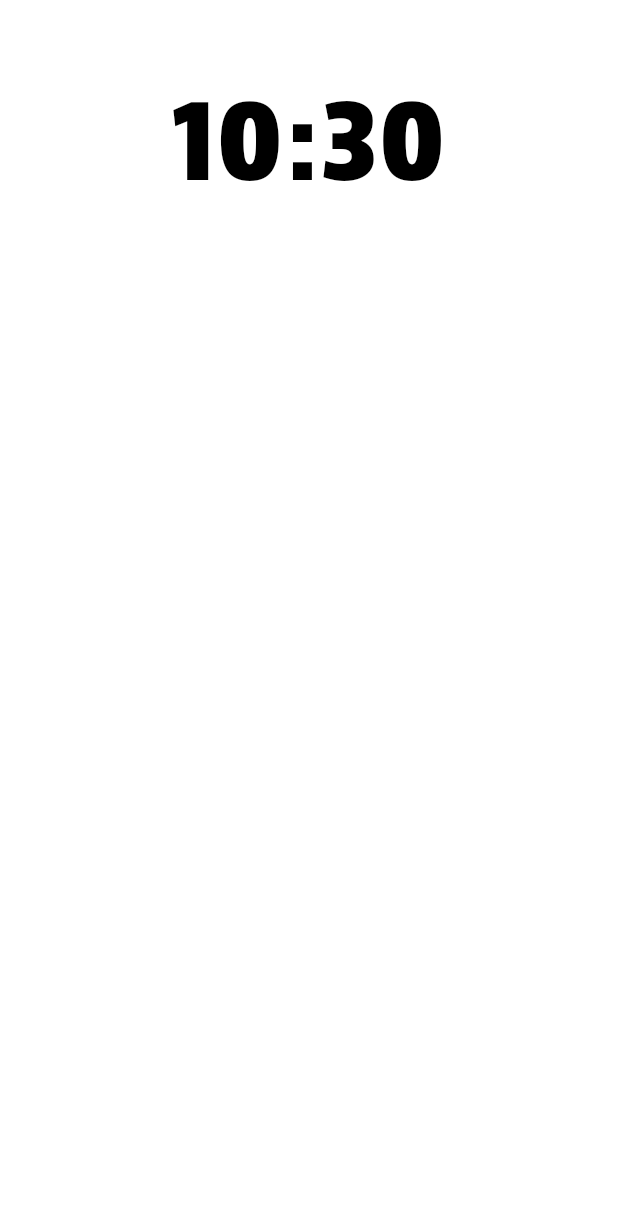
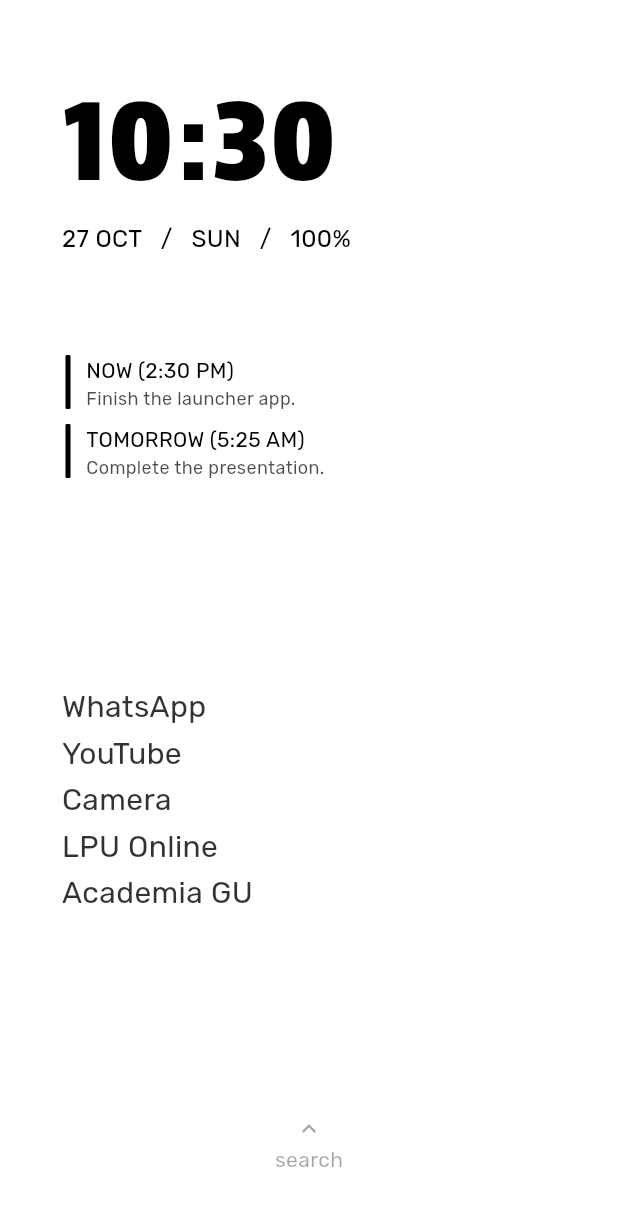
Before and after one commit to Merlinov/minimalauncher, a Flutter app: the screen it shows after launch, on a phone screen of 412 x 824 dp. Shown: the top 1206 px of the screen. Run offline on Flutter 3.47's test engine with Material 3 defaults, Android fonts, the phone set to English and light mode, and no system bars; our stand-ins replace battery_plus, flutter_colorpicker, shared_preferences; missing offline and left inert: flutter_alarm_clock.

Commit message:
Home Screen Layout

```diff
--- a/lib/main.dart
+++ b/lib/main.dart
@@ -2,7 +2,6 @@
 
 import 'package:flutter/material.dart';
 import 'package:flutter/services.dart';
-import 'package:flutter_alarm_clock/flutter_alarm_clock.dart';
 import 'package:minimalauncher/pages/home_page.dart';
 import 'package:minimalauncher/pages/left_screen.dart';
 import 'package:minimalauncher/pages/right_screen.dart';
@@ -22,7 +21,7 @@
 }
 
 class _LauncherState extends State<Launcher> {
-  bool showWallpaper = true;
+  bool showWallpaper = false;
   Color selectedColor = Colors.white;
 
   final PageController _pageController = PageController(initialPage: 1);
@@ -37,7 +36,7 @@
   _loadPreferences() async {
     SharedPreferences prefs = await SharedPreferences.getInstance();
     setState(() {
-      showWallpaper = prefs.getBool(prefsShowWallpaper) ?? true;
+      showWallpaper = prefs.getBool(prefsShowWallpaper) ?? false;
       int? colorValue = prefs.getInt(prefsSelectedColor);
       if (colorValue != null) {
         selectedColor = Color(colorValue);
@@ -47,6 +46,10 @@
 
   @override
   Widget build(BuildContext context) {
+    Brightness iconsBrightness =
+        ThemeData.estimateBrightnessForColor(selectedColor) == Brightness.dark
+            ? Brightness.light
+            : Brightness.dark;
     return MaterialApp(
       debugShowCheckedModeBanner: false,
       home: Scaffold(
@@ -57,7 +60,9 @@
           systemOverlayStyle: SystemUiOverlayStyle(
             systemNavigationBarColor:
                 showWallpaper ? Colors.transparent : selectedColor,
+            systemNavigationBarIconBrightness: iconsBrightness,
             statusBarColor: showWallpaper ? Colors.transparent : selectedColor,
+            statusBarIconBrightness: iconsBrightness,
           ),
         ),
         body: Builder(
@@ -68,7 +73,7 @@
                   // Swipe down
                   expandNotification();
                 } else if (details.primaryVelocity! < 0) {
-                  // TODO open search screen
+                  openAppDrawer(context);
                 }
               },
               onLongPress: () {
@@ -82,7 +87,6 @@
                 ).then((value) {
                   // Check if preferences have been changed
                   if (value == true) {
-                    print("yes");
                     setState(() {
                       _loadPreferences(); // Reload preferences to reflect changes in the clock
                     });
@@ -91,11 +95,10 @@
               },
               child: PageView(
                 controller: _pageController,
-                physics:
-                    CustomScrollPhysics(), // Apply custom physics for faster swiping
-                children: [
+                // physics: ,
+                children: const [
                   LeftScreen(),
-                  HomeScreen(), // Clock widget in HomeScreen
+                  HomeScreen(),
                   RightScreen(),
                 ],
               ),
@@ -103,6 +106,33 @@
           },
         ),
       ),
+    );
+  }
+
+  void openAppDrawer(BuildContext context) {
+    showModalBottomSheet<void>(
+      context: context,
+      backgroundColor: selectedColor,
+      isScrollControlled: true,
+      builder: (BuildContext context) {
+        return SizedBox(
+          child: Center(
+            child: Column(
+              mainAxisAlignment: MainAxisAlignment.center,
+              children: [
+                Text(
+                  'Apps',
+                  style: TextStyle(
+                    color: textColor,
+                    fontSize: 20,
+                    fontFamily: fontNormal,
+                  ),
+                ),
+              ],
+            ),
+          ),
+        );
+      },
     );
   }
 
@@ -117,25 +147,3 @@
 
   static const MethodChannel _channel = MethodChannel('main_channel');
 }
-
-// Custom Scroll Physics to reduce swipe drag resistance (faster)
-class CustomScrollPhysics extends ScrollPhysics {
-  const CustomScrollPhysics({ScrollPhysics? parent}) : super(parent: parent);
-
-  @override
-  CustomScrollPhysics applyTo(ScrollPhysics? ancestor) {
-    return CustomScrollPhysics(parent: buildParent(ancestor));
-  }
-
-  // Reduce drag to make the page swipe faster
-  @override
-  double get dragStartDistanceMotionThreshold => 0.1; // React faster to swipes
-
-  @override
-  double frictionFactor(double overscrollFraction) {
-    return 0.0001; // Less friction for quicker swipe
-  }
-
-  @override
-  double get minFlingVelocity => 700.0; // Adjust velocity threshold if needed
-}
--- a/lib/pages/home_page.dart
+++ b/lib/pages/home_page.dart
@@ -1,9 +1,14 @@
 // ignore_for_file: prefer_const_constructors
 
+import 'dart:async';
+
+import 'package:battery_plus/battery_plus.dart';
 import 'package:flutter/material.dart';
 import 'package:flutter_alarm_clock/flutter_alarm_clock.dart';
+import 'package:intl/intl.dart';
 import 'package:minimalauncher/variables/strings.dart';
 import 'package:shared_preferences/shared_preferences.dart';
+import 'package:url_launcher/url_launcher_string.dart';
 
 class HomeScreen extends StatefulWidget {
   const HomeScreen({super.key});
@@ -16,10 +21,30 @@ bool is24HourFormat = false;
 Color textColor = Colors.black;
 
 class _HomeScreenState extends State<HomeScreen> {
+  int _batteryLevel = 0;
+
+  late Timer refreshTimer;
+
   @override
   void initState() {
     super.initState();
+
+    _getBatteryPercentage();
+
+    refreshTimer = Timer.periodic(const Duration(seconds: 10), (timer) {
+      setState(() {
+        _getBatteryPercentage();
+      });
+    });
+
     _loadPreferences();
+  }
+
+  @override
+  void dispose() {
+    // cancel the timer when the widget is disposed
+    refreshTimer.cancel();
+    super.dispose();
   }
 
   // Load preferences from shared preferences
@@ -34,15 +59,195 @@ class _HomeScreenState extends State<HomeScreen> {
     });
   }
 
+  void _getBatteryPercentage() async {
+    int battery = await Battery().batteryLevel;
+
+    setState(() {
+      _batteryLevel = battery;
+    });
+  }
+
   @override
   Widget build(BuildContext context) {
     double screenHeight = MediaQuery.of(context).size.height;
 
     return Column(
+      crossAxisAlignment: CrossAxisAlignment.center,
       children: [
         SizedBox(height: screenHeight * 0.075),
         ClockWidget(),
+        SizedBox(height: screenHeight * 0.025),
+        statsWidget(),
+        SizedBox(height: screenHeight * 0.075),
+        events("NOW (2:30 PM)", "Finish the launcher app."),
+        events("TOMORROW (5:25 AM)", "Complete the presentation."),
+        Expanded(child: Container()),
+        homeScreenApps(),
+        Expanded(child: Container()),
+        searchWidget(),
+        SizedBox(height: screenHeight * 0.05),
       ],
+    );
+  }
+
+  Widget statsWidget() {
+    return SizedBox(
+      width: MediaQuery.of(context).size.width * 0.8,
+      child: GestureDetector(
+        onTap: () async {
+          const String url = 'content://com.android.calendar/time/';
+
+          if (await canLaunchUrlString(url)) {
+            await launchUrlString(url);
+          } else {
+            ScaffoldMessenger.of(context).showSnackBar(
+              const SnackBar(
+                content: Text('Could not launch calendar app.'),
+                duration: Duration(seconds: 2),
+                dismissDirection: DismissDirection.horizontal,
+              ),
+            );
+          }
+        },
+        child: Row(
+          mainAxisAlignment: MainAxisAlignment.start,
+          children: [
+            Text(
+              "${DateFormat.d().format(DateTime.now())} ${DateFormat.MMM().format(DateTime.now()).toUpperCase()}$homeStatsSeperator${DateFormat.E().format(DateTime.now()).toUpperCase()}$homeStatsSeperator$_batteryLevel%",
+              style: TextStyle(
+                color: textColor,
+                fontSize: 16,
+                fontFamily: fontNormal,
+              ),
+            )
+          ],
+        ),
+      ),
+    );
+  }
+
+  Widget events(String title, String desc) {
+    return SizedBox(
+      width: MediaQuery.of(context).size.width * 0.8,
+      child: Row(
+        children: [
+          Text(
+            "|",
+            style: TextStyle(
+              color: textColor,
+              fontSize: 32,
+              fontFamily: fontNormal,
+              fontWeight: FontWeight.w500,
+            ),
+          ),
+          SizedBox(width: 8.0),
+          Column(
+            crossAxisAlignment: CrossAxisAlignment.start,
+            children: [
+              Text(
+                title,
+                style: TextStyle(
+                  color: textColor,
+                  fontFamily: fontNormal,
+                  fontSize: 14.0,
+                ),
+              ),
+              Opacity(
+                opacity: 0.7,
+                child: Text(
+                  desc,
+                  style: TextStyle(
+                    color: textColor,
+                    fontFamily: fontNormal,
+                    fontSize: 12.0,
+                  ),
+                ),
+              ),
+            ],
+          ),
+        ],
+      ),
+    );
+  }
+
+  Widget homeScreenApps() {
+    return SizedBox(
+      width: MediaQuery.of(context).size.width * 0.8,
+      child: Opacity(
+        opacity: 0.8,
+        child: Column(
+          crossAxisAlignment: CrossAxisAlignment.start,
+          children: [
+            Text(
+              "WhatsApp",
+              style: TextStyle(
+                color: textColor,
+                fontSize: 20,
+                fontFamily: fontNormal,
+              ),
+            ),
+            Container(height: 2.0),
+            Text(
+              "YouTube",
+              style: TextStyle(
+                color: textColor,
+                fontSize: 20,
+                fontFamily: fontNormal,
+              ),
+            ),
+            Container(height: 2.0),
+            Text(
+              "Camera",
+              style: TextStyle(
+                color: textColor,
+                fontSize: 20,
+                fontFamily: fontNormal,
+              ),
+            ),
+            Container(height: 2.0),
+            Text(
+              "LPU Online",
+              style: TextStyle(
+                color: textColor,
+                fontSize: 20,
+                fontFamily: fontNormal,
+              ),
+            ),
+            Container(height: 2.0),
+            Text(
+              "Academia GU",
+              style: TextStyle(
+                color: textColor,
+                fontSize: 20,
+                fontFamily: fontNormal,
+              ),
+            ),
+          ],
+        ),
+      ),
+    );
+  }
+
+  Widget searchWidget() {
+    return Opacity(
+      opacity: 0.35,
+      child: Column(
+        children: [
+          Icon(
+            Icons.keyboard_arrow_up_rounded,
+            color: textColor,
+            size: 20,
+          ),
+          Text(
+            "search",
+            style: TextStyle(
+              color: textColor,
+              fontSize: 14,
+              fontFamily: fontNormal,
+            ),
+          ),
+        ],
+      ),
     );
   }
 }
@@ -53,12 +258,14 @@ class ClockWidget extends StatelessWidget {
 
   @override
   Widget build(BuildContext context) {
-    return StreamBuilder<int>(
+    return SizedBox(
+      width: MediaQuery.of(context).size.width * 0.8,
+      child: StreamBuilder<int>(
         stream: Stream.periodic(const Duration(seconds: 1), (i) => i),
         builder: (context, snapshot) {
           return Row(
             crossAxisAlignment: CrossAxisAlignment.end,
-          mainAxisAlignment: MainAxisAlignment.center,
+            mainAxisAlignment: MainAxisAlignment.start,
             children: [
               GestureDetector(
                 child: Text(
@@ -80,10 +287,7 @@ class ClockWidget extends StatelessWidget {
                   FlutterAlarmClock.showAlarms();
                 },
               ),
-            if (!is24HourFormat)
-              Container(
-                width: 5,
-              ),
+              if (!is24HourFormat) SizedBox(width: 5),
               if (!is24HourFormat)
                 Text(
                   getTimeAbbr(DateTime.now()),
@@ -98,6 +302,7 @@ class ClockWidget extends StatelessWidget {
             ],
           );
         },
+      ),
     );
   }
 
--- a/lib/pages/settings_page.dart
+++ b/lib/pages/settings_page.dart
@@ -61,6 +61,7 @@ class _SettingsPageState extends State<SettingsPage> {
         });
       },
       child: Scaffold(
+        backgroundColor: selectedColor,
         appBar: AppBar(
           title: Text(
             'Settings',
@@ -68,6 +69,7 @@ class _SettingsPageState extends State<SettingsPage> {
               fontFamily: fontNormal,
             ),
           ),
+          backgroundColor: selectedColor,
           systemOverlayStyle: SystemUiOverlayStyle(
             systemNavigationBarColor:
                 showWallpaper ? Colors.transparent : selectedColor,
--- a/lib/variables/strings.dart
+++ b/lib/variables/strings.dart
@@ -7,3 +7,5 @@ const String prefsShowWallpaper = 'showWallpaper';
 const String prefsSelectedColor = 'selectedColor';
 const String prefsTextColor = 'textColor';
 const String prefsIs24HourFormat = 'is24HourFormat';
+
+const String homeStatsSeperator = '   /   ';
--- a/pubspec.yaml
+++ b/pubspec.yaml
@@ -38,6 +38,9 @@ dependencies:
   flutter_colorpicker: ^1.1.0
   shared_preferences: ^2.2.3
   flutter_alarm_clock: ^0.1.1
+  intl: ^0.19.0
+  battery_plus: ^6.2.0
+  url_launcher: ^6.3.1
 
 dev_dependencies:
   flutter_test:
```
Also changed, not shown: pubspec.lock. Lines whose indentation alone changed are shown as unchanged.
